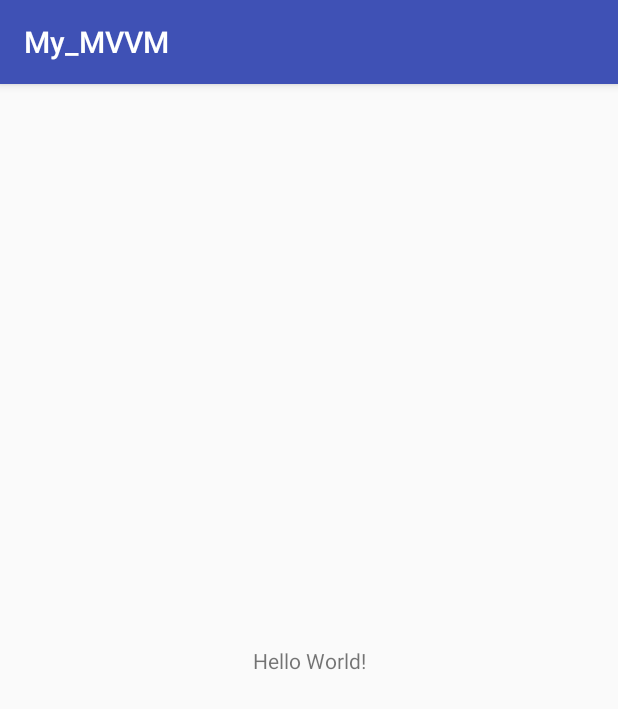
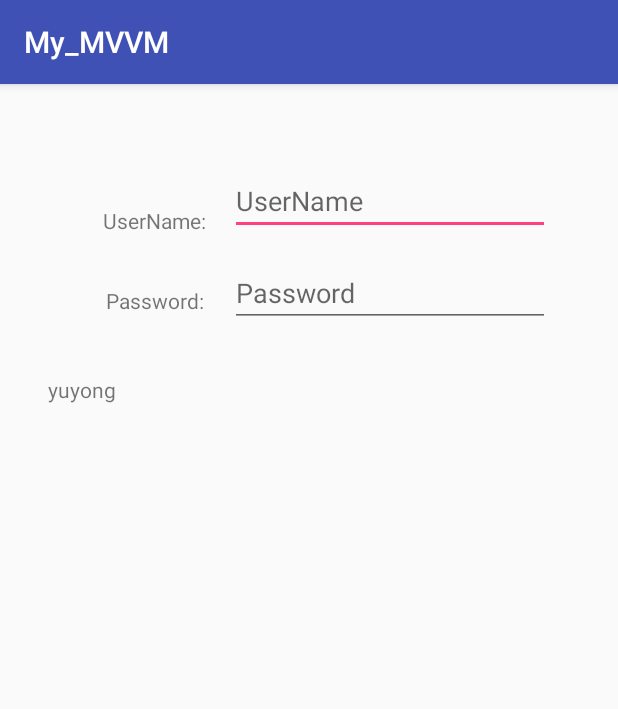
Before and after one commit to yu1183688986/My_mvvm_demo, an Android app: the screen it shows after launch (MainActivity), on a phone screen of 412 x 824 dp. Shown: the top 709 px of the screen. Run offline under Robolectric (Android 15) with nearby library versions, the phone set to English and light mode, and no system bars; our stand-ins replace data binding; 4 statements that could not run were skipped.

```diff
--- a/app/build.gradle
+++ b/app/build.gradle
@@ -9,6 +9,9 @@ android {
         versionCode 1
         versionName "1.0"
         testInstrumentationRunner "android.support.test.runner.AndroidJUnitRunner"
+    }
+    dataBinding{
+        enabled true
     }
     buildTypes {
         release {
--- a/app/src/main/AndroidManifest.xml
+++ b/app/src/main/AndroidManifest.xml
@@ -9,7 +9,7 @@
         android:roundIcon="@mipmap/ic_launcher_round"
         android:supportsRtl="true"
         android:theme="@style/AppTheme">
-        <activity android:name=".MainActivity">
+        <activity android:name="mvp.com.viewmodel.MainActivity">
             <intent-filter>
                 <action android:name="android.intent.action.MAIN" />
 
--- a/app/src/main/java/mvp/com/MainActivity.java
+++ /dev/null
@@ -1,13 +0,0 @@
-package mvp.com;
-
-import android.support.v7.app.AppCompatActivity;
-import android.os.Bundle;
-
-public class MainActivity extends AppCompatActivity {
-
-    @Override
-    protected void onCreate(Bundle savedInstanceState) {
-        super.onCreate(savedInstanceState);
-        setContentView(R.layout.activity_main);
-    }
-}
--- /dev/null
+++ b/app/src/main/java/mvp/com/model/bean/User.java
@@ -0,0 +1,32 @@
+package mvp.com.model.bean;
+/**
+ * @date on 16:36 2018/8/13
+ * @author yuyong
+ * @Email yu1183688986@163.com
+ * @describe POJO类User
+ */
+public class User {
+    private String userName;
+    private String password;
+
+    public User(String userName, String passWord) {
+        this.userName = userName;
+        this.password = passWord;
+    }
+
+    public String getUserName() {
+        return userName;
+    }
+
+    public void setUserName(String userName) {
+        this.userName = userName;
+    }
+
+    public String getPassWord() {
+        return password;
+    }
+
+    public void setPassWord(String passWord) {
+        this.password = passWord;
+    }
+}
--- /dev/null
+++ b/app/src/main/java/mvp/com/viewmodel/MainActivity.java
@@ -0,0 +1,41 @@
+package mvp.com.viewmodel;
+
+import android.support.v7.app.AppCompatActivity;
+import android.os.Bundle;
+import android.databinding.DataBindingUtil;
+import android.view.View;
+import android.widget.Toast;
+
+import mvp.com.R;
+import mvp.com.model.bean.User;
+import mvp.com.databinding.ActivityMainBinding;
+
+public class MainActivity extends AppCompatActivity {
+
+    private User user = new User("yuyong","123");
+    ActivityMainBinding binding;
+
+    @Override
+    protected void onCreate(Bundle savedInstanceState) {
+        super.onCreate(savedInstanceState);
+   //     setContentView(R.layout.activity_main);
+        binding = DataBindingUtil.setContentView(MainActivity.this, R.layout.activity_main);
+        binding.setUser(user);
+        binding.setController(new Controller());
+    }
+
+    public class Controller {
+        public void onTextChanged(CharSequence s, int start, int before, int count) {
+            user.setUserName(s.toString());
+            binding.setUser(user);
+        }
+
+        public void onClick(View view) {
+            Toast.makeText(MainActivity.this, "clickMe", Toast.LENGTH_SHORT).show();
+        }
+
+        public void onClickListenerBinding(User user) {
+            Toast.makeText(MainActivity.this, user.getUserName(), Toast.LENGTH_SHORT).show();
+        }
+    }
+}
--- a/app/src/main/res/layout/activity_main.xml
+++ b/app/src/main/res/layout/activity_main.xml
@@ -1,18 +1,74 @@
 <?xml version="1.0" encoding="utf-8"?>
-<android.support.constraint.ConstraintLayout xmlns:android="http://schemas.android.com/apk/res/android"
-    xmlns:app="http://schemas.android.com/apk/res-auto"
-    xmlns:tools="http://schemas.android.com/tools"
+<layout
+    xmlns:android="http://schemas.android.com/apk/res/android"
+    xmlns:app="http://schemas.android.com/apk/res-auto">
+
+    <data>
+        <variable name="user"
+            type="mvp.com.model.bean.User"/>
+        <variable
+            name="controller"
+            type="mvp.com.viewmodel.MainActivity.Controller"/>
+    </data>
+
+    <android.support.constraint.ConstraintLayout
         android:layout_width="match_parent"
-    android:layout_height="match_parent"
-    tools:context=".MainActivity">
+        android:layout_height="match_parent">
 
         <TextView
+            android:id="@+id/textView"
             android:layout_width="wrap_content"
             android:layout_height="wrap_content"
-        android:text="Hello World!"
-        app:layout_constraintBottom_toBottomOf="parent"
-        app:layout_constraintLeft_toLeftOf="parent"
-        app:layout_constraintRight_toRightOf="parent"
+            android:layout_marginEnd="16dp"
+            android:text="UserName:"
+            app:layout_constraintBottom_toBottomOf="@+id/editText"
+            app:layout_constraintEnd_toStartOf="@+id/editText" />
+
+        <TextView
+            android:id="@+id/textView2"
+            android:layout_width="wrap_content"
+            android:layout_height="wrap_content"
+            android:layout_marginBottom="8dp"
+            android:layout_marginEnd="16dp"
+            android:text="Password:"
+            app:layout_constraintBottom_toBottomOf="@+id/editText2"
+            app:layout_constraintEnd_toStartOf="@+id/editText2"
+            app:layout_constraintStart_toStartOf="@+id/textView" />
+
+        <EditText
+            android:id="@+id/editText"
+            android:layout_width="wrap_content"
+            android:layout_height="wrap_content"
+            android:layout_marginEnd="45dp"
+            android:layout_marginTop="55dp"
+            android:ems="10"
+            android:hint="UserName"
+            android:onTextChanged="@{controller.onTextChanged}"
+            android:inputType="textPersonName"
+            app:layout_constraintEnd_toEndOf="parent"
             app:layout_constraintTop_toTopOf="parent" />
 
+        <EditText
+            android:id="@+id/editText2"
+            android:layout_width="wrap_content"
+            android:layout_height="wrap_content"
+            android:layout_marginTop="16dp"
+            android:ems="10"
+            android:hint="Password"
+            android:inputType="textPassword"
+            app:layout_constraintEnd_toEndOf="@+id/editText"
+            app:layout_constraintTop_toBottomOf="@+id/editText" />
+
+        <TextView
+            android:id="@+id/textView3"
+            android:layout_width="wrap_content"
+            android:layout_height="wrap_content"
+            android:layout_marginStart="32dp"
+            android:layout_marginTop="32dp"
+            android:onClick="@{controller.onClick}"
+            android:text="@{user.userName}"
+            app:layout_constraintStart_toStartOf="parent"
+            app:layout_constraintTop_toBottomOf="@+id/editText2" />
+
     </android.support.constraint.ConstraintLayout>
+</layout>
--- a/app/src/main/res/values/styles.xml
+++ b/app/src/main/res/values/styles.xml
@@ -1,7 +1,7 @@
 <resources>
 
     <!-- Base application theme. -->
-    <style name="AppTheme" parent="Theme.AppCompat.Light.DarkActionBar">
+    <style name="AppTheme" parent="Base.Theme.AppCompat.Light.DarkActionBar">
         <!-- Customize your theme here. -->
         <item name="colorPrimary">@color/colorPrimary</item>
         <item name="colorPrimaryDark">@color/colorPrimaryDark</item>
```
Lines whose indentation alone changed are shown as unchanged.
